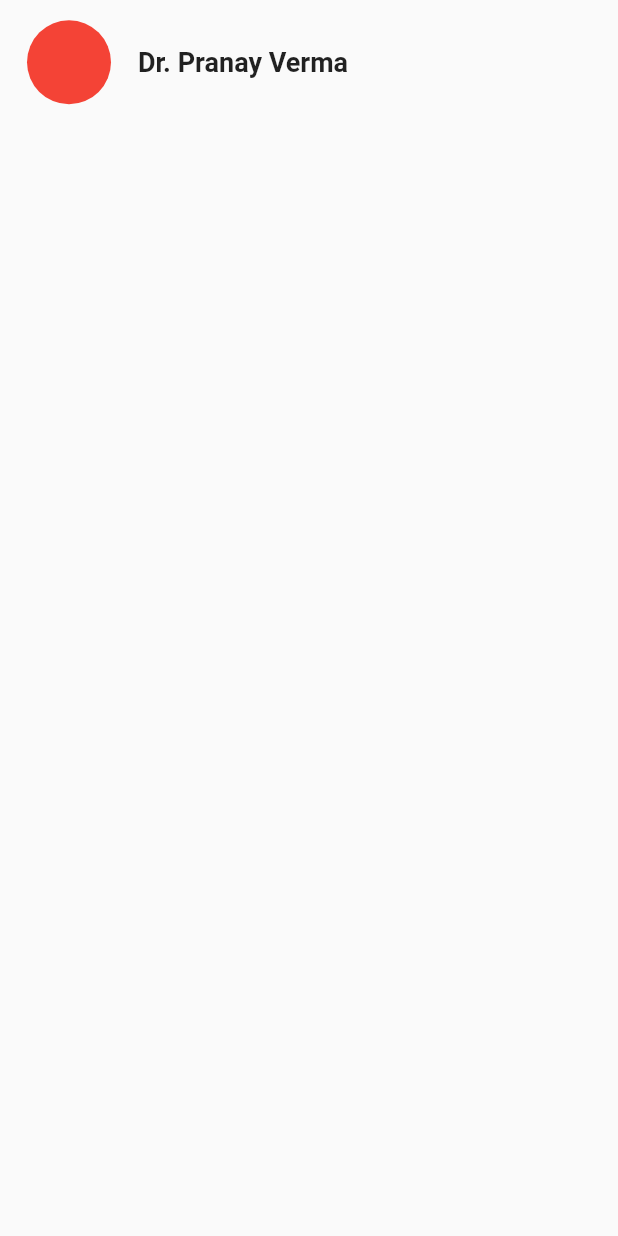
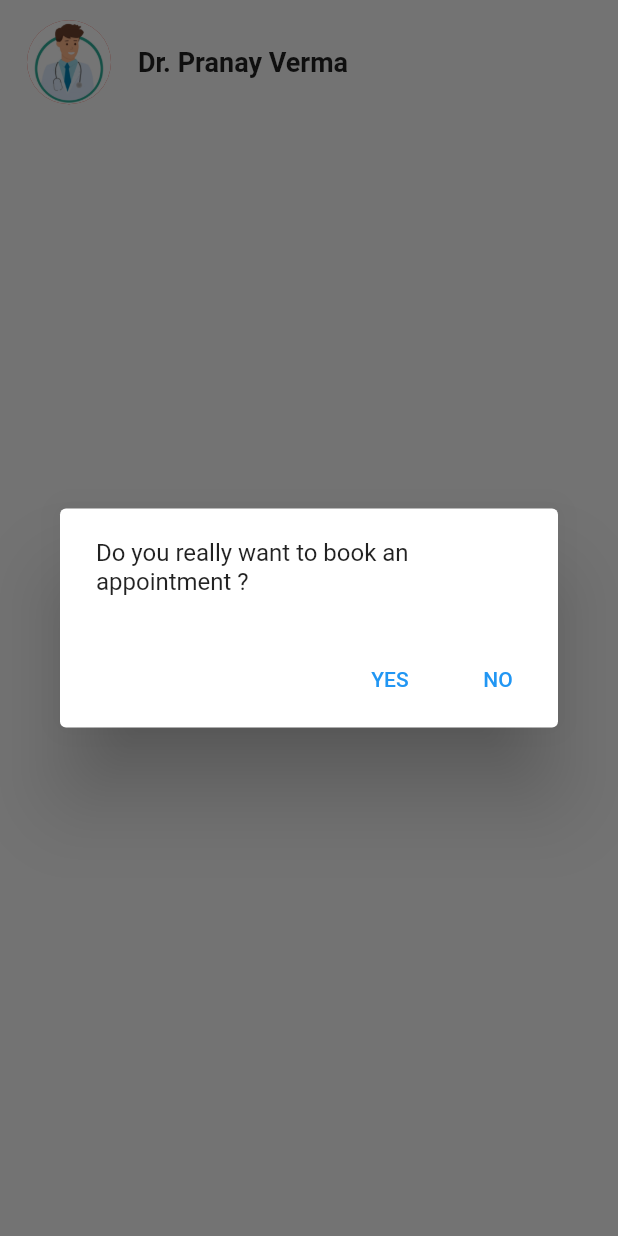
Before and after one commit to JashanPuri/queueless, a Flutter app: the DoctorTile widget shown alone on an empty page, opened directly with sample values from the repository, after a tap on "Dr. Pranay Verma", on a phone screen of 412 x 824 dp. Run offline on Flutter 3.47's test engine with Material 2 defaults, Android fonts, the phone set to English and light mode, and no system bars; our stand-ins replace pin_code_fields.

Commit message:
doctors-2

```diff
--- a/lib/home_dashboard.dart/widgets/dashboard_card.dart
+++ b/lib/home_dashboard.dart/widgets/dashboard_card.dart
@@ -17,8 +17,9 @@ class DashboardCard extends StatelessWidget {
         onTap: onTap,
         child: Card(
           elevation: 5,
-          shape:
-              RoundedRectangleBorder(borderRadius: BorderRadius.circular(20)),
+          shape: RoundedRectangleBorder(
+            borderRadius: BorderRadius.circular(20),
+          ),
           color: Color.fromRGBO(247, 247, 247, 1),
           child: Column(
             children: [
--- a/lib/hospitals_dashboard/screens/doctors_list_screen.dart
+++ b/lib/hospitals_dashboard/screens/doctors_list_screen.dart
@@ -59,6 +59,7 @@ class DoctorsListScreen extends StatelessWidget {
               ..._doctors
                   .map((doctor) => DoctorTile(
                     doctor: doctor,
+                    img: category.categoryIconPath,
                   ))
                   .toList()
             ],
--- a/lib/hospitals_dashboard/widgets/doctor_tile.dart
+++ b/lib/hospitals_dashboard/widgets/doctor_tile.dart
@@ -3,8 +3,10 @@ import 'package:queueless/data_classes/doctor_class.dart';
 
 class DoctorTile extends StatelessWidget {
   final Doctor doctor;
+  final String img;
+  final Function bookApt;
 
-  const DoctorTile({Key key, this.doctor}) : super(key: key);
+  const DoctorTile({Key key, this.doctor, this.img, this.bookApt}) : super(key: key);
 
   @override
   Widget build(BuildContext context) {
@@ -14,10 +16,30 @@ class DoctorTile extends StatelessWidget {
       ),
       // elevation: 3,
       child: ListTile(
-        onTap: () {},
+        onTap: () => showDialog(
+          context: context,
+          builder: (context) {
+            return AlertDialog(
+              content: Text('Do you really want to book an appointment ?'),
+              actions: [
+                TextButton(
+                  child: Text('YES'),
+                  onPressed: () {},
+                ),
+                TextButton(
+                  child: Text('NO'),
+                  onPressed: () {},
+                ),
+              ],
+            );
+          },
+        ),
         leading: CircleAvatar(
           radius: 30,
           backgroundColor: Colors.red,
+          backgroundImage: AssetImage(
+            'assets/images/doctor-avatar.jpg',
+          ),
         ),
         title: Padding(
           padding: const EdgeInsets.symmetric(vertical: 20),
```
